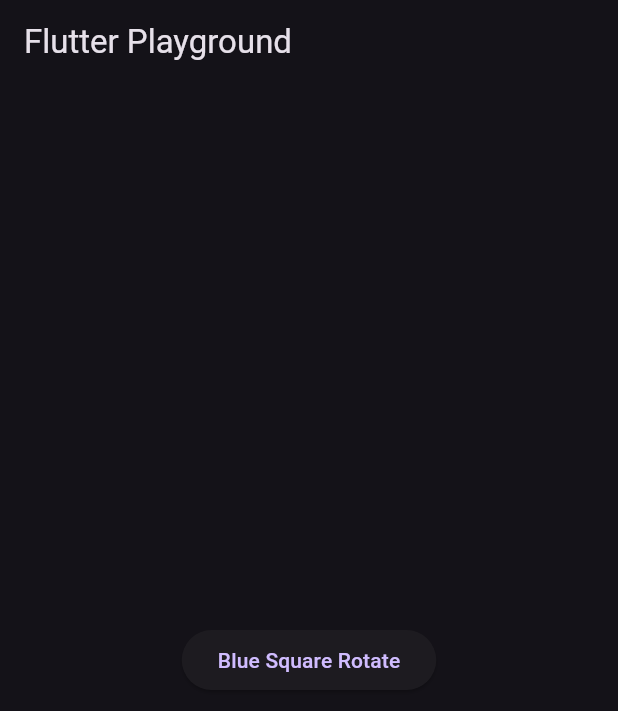
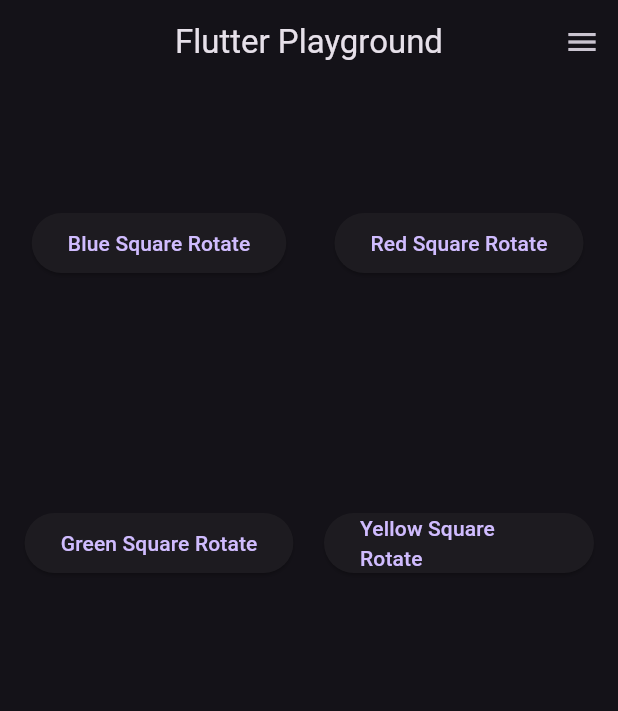
Before and after one commit to GemotiveerdeStudent/FlutterPlayground, a Flutter app: the screen it shows after launch, on a phone screen of 412 x 824 dp. Shown: the top 711 px of the screen. Run offline on Flutter 3.47's test engine with Material 3 defaults, Android fonts, the light colour scheme and no system bars.

Commit message:
played around a bit with appbar and routing

```diff
--- a/flutterplayground/lib/main.dart
+++ b/flutterplayground/lib/main.dart
@@ -6,7 +6,6 @@
   WidgetsFlutterBinding.ensureInitialized();
 
   runApp(MaterialApp(
-    title: 'Flutter Playground',
     theme: ThemeData(brightness: Brightness.dark),
     darkTheme: ThemeData(brightness: Brightness.dark),
     themeMode: ThemeMode.dark,
@@ -27,23 +26,49 @@
 }
 
 class _HomePageState extends State<HomePage> {
+  final List<Map<String, String>> buttonConfigs = [
+    {'text': 'Blue Square Rotate', 'route': blueSquareRotate},
+    {'text': 'Red Square Rotate', 'route': '/redSquareRotate'},
+    {'text': 'Green Square Rotate', 'route': '/greenSquareRotate'},
+    {'text': 'Yellow Square Rotate', 'route': '/yellowSquareRotate'},
+    // Add more button configurations here
+  ];
+
   @override
   Widget build(BuildContext context) {
     return Scaffold(
       appBar: AppBar(
+        centerTitle: true,
         title: const Text('Flutter Playground'),
+        actions: [
+          IconButton(
+            onPressed: () {
+              Navigator.pushNamed(context, '/settings');
+            },
+            icon: const Icon(Icons.menu),
           ),
-      body: Center(
-        child: Column(
+        ],
+      ),
+      body: Padding(
+        padding: const EdgeInsets.all(16.0),
+        child: GridView.count(
+          crossAxisCount: 2, // Number of columns
+          mainAxisSpacing: 20, // Spacing between rows
+          crossAxisSpacing: 20, // Spacing between columns
+          children: List.generate(buttonConfigs.length, (index) {
+            return Column(
               mainAxisAlignment: MainAxisAlignment.center,
               children: [
                 ElevatedButton(
                   onPressed: () {
-                Navigator.pushNamed(context, blueSquareRotate);
+                    Navigator.pushNamed(
+                        context, buttonConfigs[index]['route']!);
                   },
-              child: const Text('Blue Square Rotate'),
+                  child: Text(buttonConfigs[index]['text']!),
                 ),
               ],
+            );
+          }),
         ),
       ),
     );
```
Lines whose indentation alone changed are shown as unchanged.
